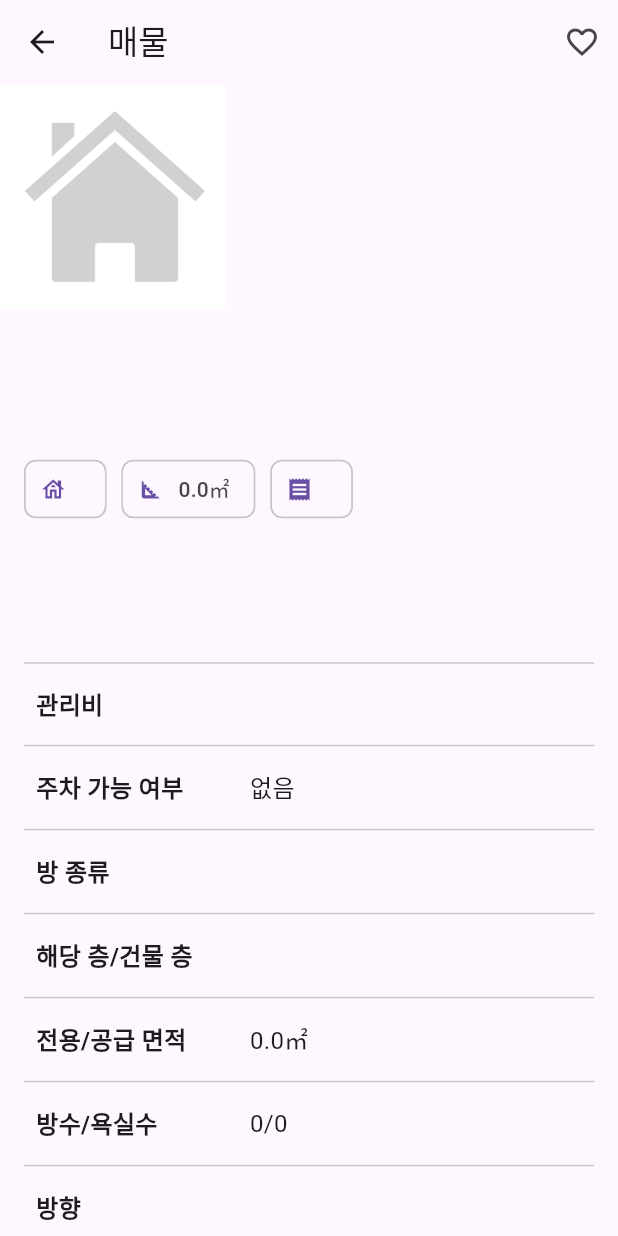
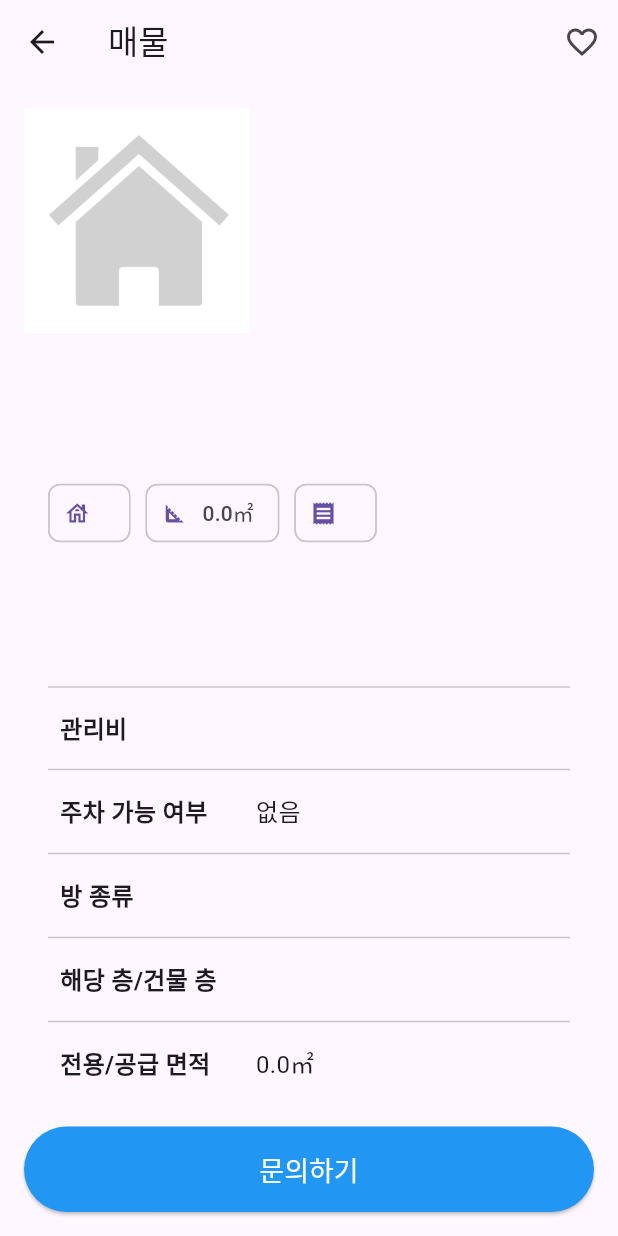
Before and after one commit to syugi/safe_realtor_app, a Flutter app: the PropertyDetailScreen screen opened directly with empty values, on a phone screen of 412 x 824 dp. Run offline on Flutter 3.47's test engine with Material 3 defaults, Android fonts, the phone set to English and light mode, and no system bars; our stand-ins replace carousel_slider, flutter_dotenv, image_picker, logger, shared_preferences; accounts and stored records are empty; network calls fail.

Commit message:
refact:매물 상세 문의하기 버튼 위치 고정

```diff
--- a/lib/screens/property/property_detail_screen.dart
+++ b/lib/screens/property/property_detail_screen.dart
@@ -43,6 +43,8 @@ class _PropertyDetailScreenState extends State<PropertyDetailScreen>
           ],
         ),
         body: SingleChildScrollView(
+          child: Padding(
+            padding: const EdgeInsets.all(16.0),
             child: Column(
               crossAxisAlignment: CrossAxisAlignment.start,
               children: [
@@ -75,7 +77,8 @@ class _PropertyDetailScreenState extends State<PropertyDetailScreen>
                             bottom: 10,
                             right: 10,
                             child: Container(
-                          color: Colors.black45, // 텍스트의 가독성을 높이기 위해 반투명 배경 추가
+                              color:
+                                  Colors.black45, // 텍스트의 가독성을 높이기 위해 반투명 배경 추가
                               padding: const EdgeInsets.symmetric(
                                   vertical: 5.0, horizontal: 20.0),
                               child: Text(
@@ -145,10 +148,15 @@ class _PropertyDetailScreenState extends State<PropertyDetailScreen>
                       ),
                       const SizedBox(height: 30),
                       buildDetailSection(),
-                  const SizedBox(height: 20),
-                  // 문의하기 버튼 추가
-                  Align(
-                    alignment: Alignment.center,
+                    ],
+                  ),
+                ),
+              ],
+            ),
+          ),
+        ),
+        bottomNavigationBar: Padding(
+          padding: const EdgeInsets.all(16.0),
           child: ElevatedButton(
             style: AppStyles.wideElevatedButtonStyle,
             onPressed: () {
@@ -157,23 +165,14 @@ class _PropertyDetailScreenState extends State<PropertyDetailScreen>
                   context,
                   MaterialPageRoute(
                       builder: (context) => InquiryFormScreen(
-                                      propertyNumbers: [
-                                        widget.property.propertyNumber
-                                      ],
+                            propertyNumbers: [widget.property.propertyNumber],
                           )),
                 );
               });
             },
             child: const Text('문의하기'),
           ),
-                  ),
-                ],
-              ),
-            ),
-          ],
-        ),
-      ),
-    );
+        ));
   }
 
   Widget buildDetailSection() {
@@ -196,7 +195,8 @@ class _PropertyDetailScreenState extends State<PropertyDetailScreen>
         buildRowWithDivider('건축물 용도', widget.property.buildingUse),
         buildRowWithDivider('사용승인일', formatDate(widget.property.approvalDate)),
         buildRowWithDivider(
-            '최초등록일', formatDate(widget.property.firstRegistrationDate))
+            '최초등록일', formatDate(widget.property.firstRegistrationDate)),
+        buildRowWithDivider('위치', widget.property.address),
       ],
     );
   }
```
Lines whose indentation alone changed are shown as unchanged.
